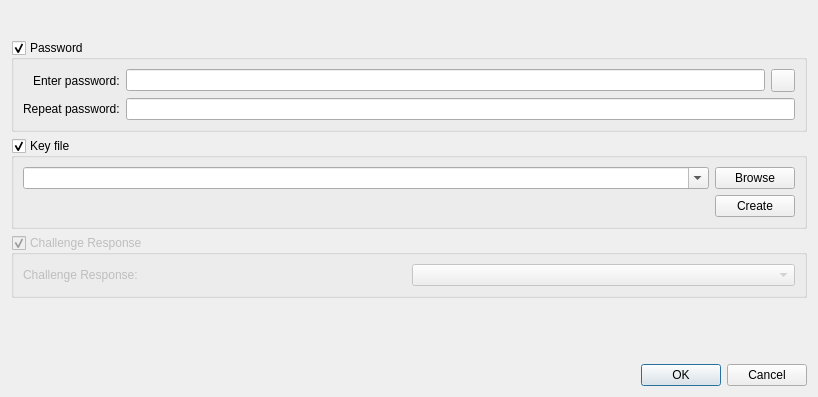
Before: the Qt Designer form src/gui/ChangeMasterKeyWidget.ui in keepassxreboot/keepassxc, drawn with Qt 5.
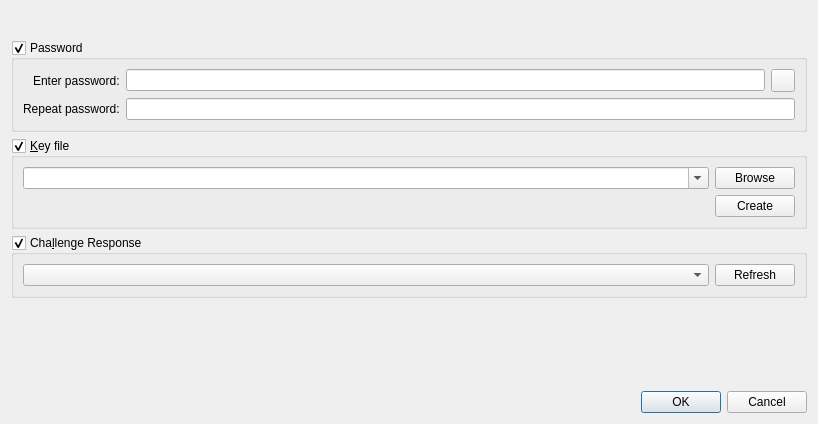
After: the same form once the commit is applied. Custom widgets are drawn as their Qt base class.

Commit message: Add redetect button to ChangeMasterKeyWidget and only poll for Yubikeys when the challenge response group is enabled

Diff of the .ui file:
```diff
--- a/src/gui/ChangeMasterKeyWidget.ui
+++ b/src/gui/ChangeMasterKeyWidget.ui
@@ -7,7 +7,7 @@
     <x>0</x>
     <y>0</y>
     <width>818</width>
-    <height>397</height>
+    <height>424</height>
    </rect>
   </property>
   <layout class="QVBoxLayout" name="verticalLayout">
@@ -90,7 +90,7 @@
    <item>
     <widget class="QGroupBox" name="keyFileGroup">
      <property name="title">
-      <string>Key file</string>
+      <string>&amp;Key file</string>
      </property>
      <property name="checkable">
       <bool>true</bool>
@@ -129,22 +129,32 @@
    <item>
     <widget class="QGroupBox" name="challengeResponseGroup">
      <property name="enabled">
-      <bool>false</bool>
+      <bool>true</bool>
      </property>
      <property name="title">
-      <string>Challenge Response</string>
+      <string>Cha&amp;llenge Response</string>
      </property>
      <property name="checkable">
       <bool>true</bool>
      </property>
-     <layout class="QGridLayout" name="gridLayout_2">
-      <item row="0" column="1">
-       <widget class="QComboBox" name="challengeResponseCombo"/>
-      </item>
+     <property name="checked">
+      <bool>true</bool>
+     </property>
+     <layout class="QGridLayout" name="gridLayout_3">
       <item row="0" column="0">
-       <widget class="QLabel" name="challengeResponseLabel">
+       <widget class="QComboBox" name="comboChallengeResponse">
+        <property name="sizePolicy">
+         <sizepolicy hsizetype="Expanding" vsizetype="Fixed">
+          <horstretch>0</horstretch>
+          <verstretch>0</verstretch>
+         </sizepolicy>
+        </property>
+       </widget>
+      </item>
+      <item row="0" column="1">
+       <widget class="QPushButton" name="buttonRedetectYubikey">
         <property name="text">
-         <string>Challenge Response:</string>
+         <string>Refresh</string>
         </property>
        </widget>
       </item>
```
The commit also changes 2 other files.
